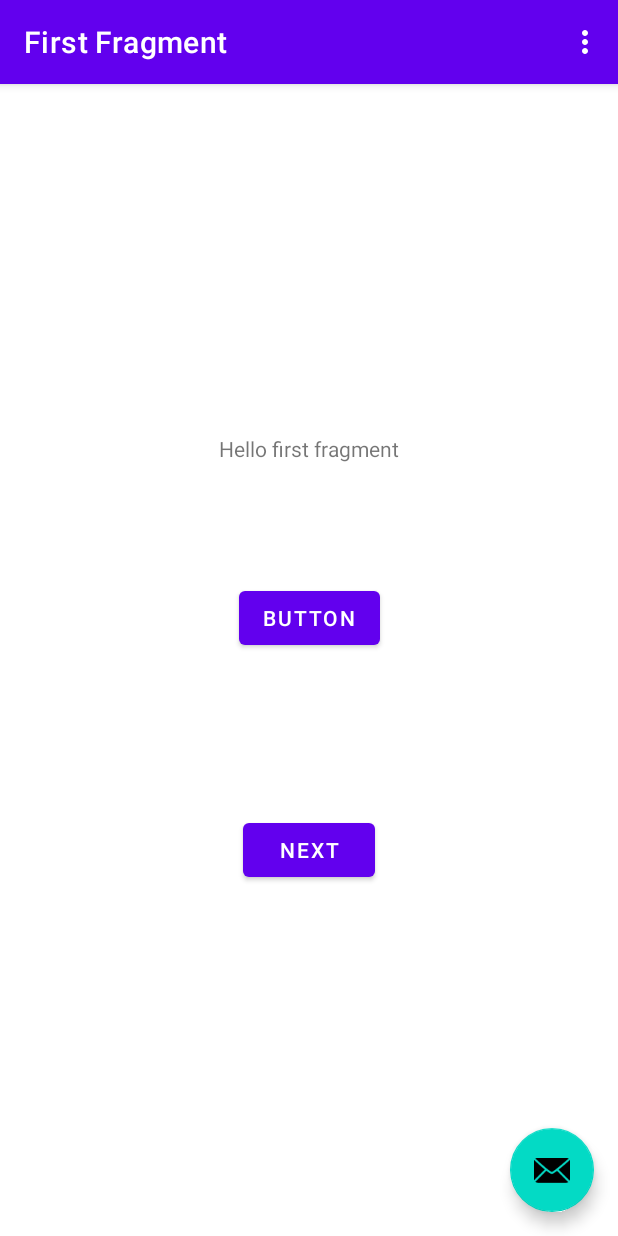
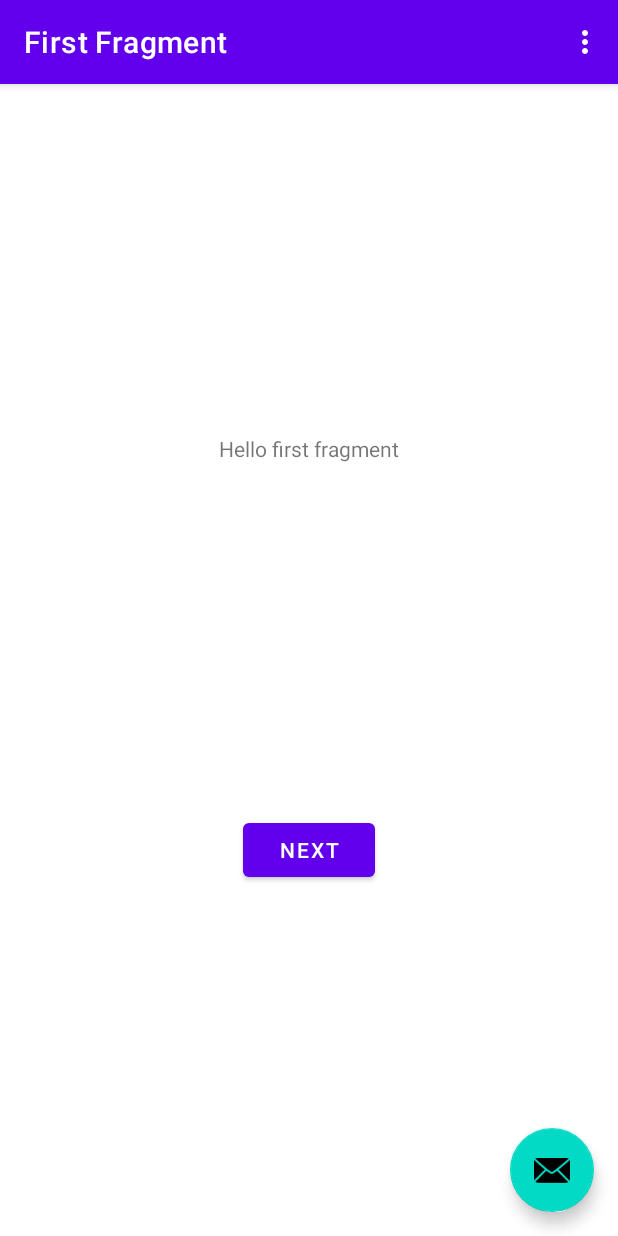
Before and after one commit to GreyWolf2020/AndroidTestAlisonTutorial, an Android app: the screen it shows after launch (MainActivity), on a phone screen of 412 x 824 dp. Run offline under Robolectric (Android 15) with nearby library versions, the phone set to English and light mode, and no system bars; our stand-ins replace navigation-ui.

Commit message:
Revert "added a button"
This reverts commit 3a2825cb33c74871e6a41c09dc16df8e17f6e18f.

```diff
--- a/app/src/main/res/layout/activity_main.xml
+++ b/app/src/main/res/layout/activity_main.xml
@@ -20,9 +20,7 @@
 
     </com.google.android.material.appbar.AppBarLayout>
 
-    <include
-        android:id="@+id/include"
-        layout="@layout/content_main" />
+    <include layout="@layout/content_main" />
 
     <com.google.android.material.floatingactionbutton.FloatingActionButton
         android:id="@+id/fab"
@@ -33,20 +31,4 @@
         android:layout_marginBottom="16dp"
         app:srcCompat="@android:drawable/ic_dialog_email" />
 
-    <androidx.constraintlayout.widget.ConstraintLayout
-        android:id="@+id/constraintLayout"
-        android:layout_width="match_parent"
-        android:layout_height="match_parent">
-
-        <Button
-            android:id="@+id/button2"
-            android:layout_width="wrap_content"
-            android:layout_height="wrap_content"
-            android:text="Button"
-            app:layout_constraintBottom_toBottomOf="parent"
-            app:layout_constraintEnd_toEndOf="parent"
-            app:layout_constraintStart_toStartOf="parent"
-            app:layout_constraintTop_toTopOf="parent" />
-    </androidx.constraintlayout.widget.ConstraintLayout>
-
 </androidx.coordinatorlayout.widget.CoordinatorLayout>
```
